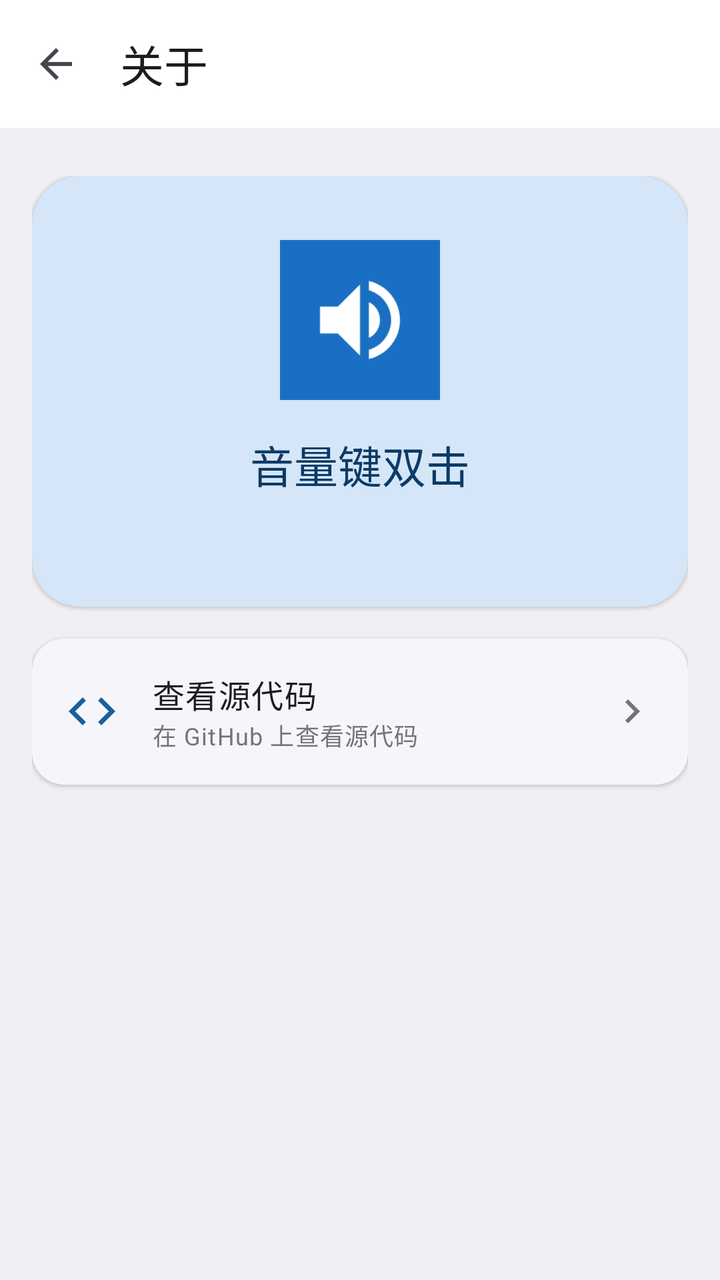
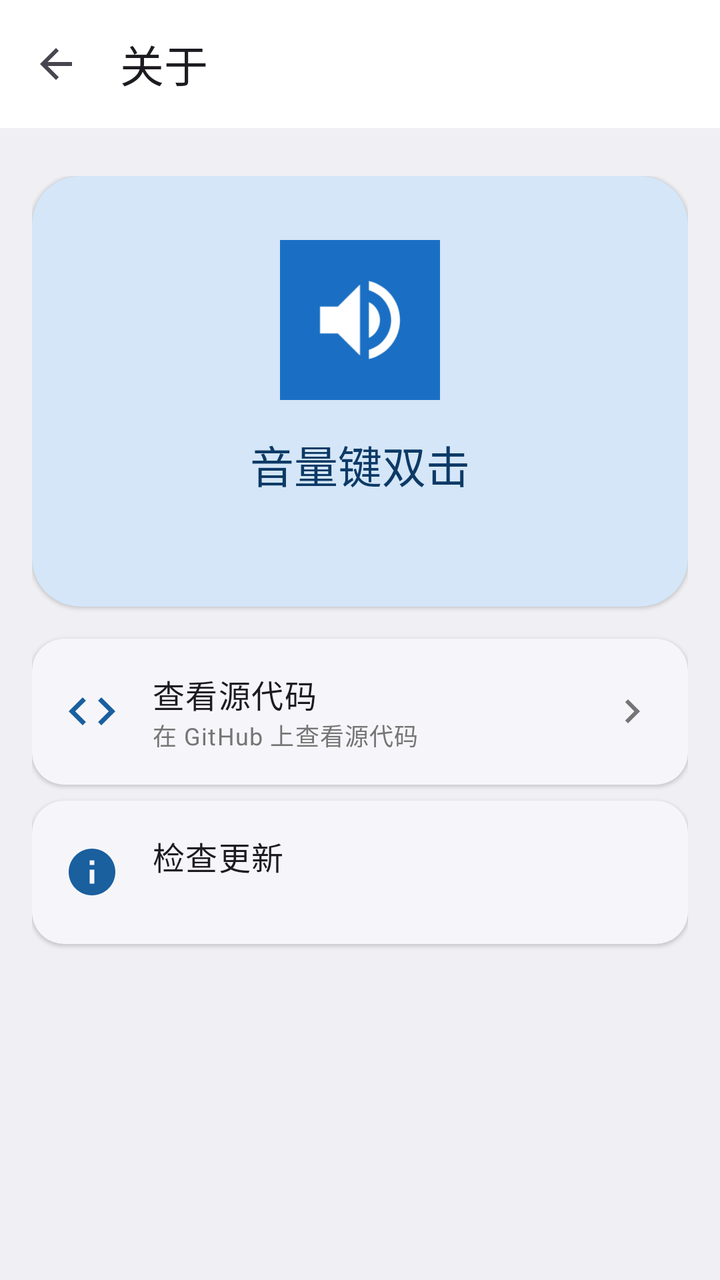

Compare the two renders of this Android layout. The source of the first and the diff that turns it into the second are given below.
<!-- AndroidManifest.xml: application theme Theme.VolKeyHook -->
<!-- res/layout/activity_about.xml -->
<?xml version="1.0" encoding="utf-8"?>
<androidx.coordinatorlayout.widget.CoordinatorLayout xmlns:android="http://schemas.android.com/apk/res/android"
    xmlns:app="http://schemas.android.com/apk/res-auto"
    android:layout_width="match_parent"
    android:layout_height="match_parent">

    <com.google.android.material.appbar.AppBarLayout
        android:layout_width="match_parent"
        android:layout_height="wrap_content"
        app:liftOnScroll="true">

        <com.google.android.material.appbar.MaterialToolbar
            android:id="@+id/toolbar"
            android:layout_width="match_parent"
            android:layout_height="?attr/actionBarSize"
            app:navigationIcon="?attr/homeAsUpIndicator"
            app:title="@string/menu_about"
            app:titleTextAppearance="?attr/textAppearanceTitleLarge" />
    </com.google.android.material.appbar.AppBarLayout>

    <androidx.core.widget.NestedScrollView
        android:layout_width="match_parent"
        android:layout_height="match_parent"
        app:layout_behavior="@string/appbar_scrolling_view_behavior">

        <LinearLayout
            android:layout_width="match_parent"
            android:layout_height="wrap_content"
            android:orientation="vertical"
            android:paddingHorizontal="16dp"
            android:paddingTop="24dp"
            android:paddingBottom="24dp">

            
            <com.google.android.material.card.MaterialCardView
                android:layout_width="match_parent"
                android:layout_height="wrap_content"
                android:layout_marginBottom="16dp"
                app:cardBackgroundColor="?attr/colorPrimaryContainer"
                app:cardCornerRadius="24dp">

                <LinearLayout
                    android:layout_width="match_parent"
                    android:layout_height="wrap_content"
                    android:gravity="center"
                    android:orientation="vertical"
                    android:padding="32dp">

                    <ImageView
                        android:layout_width="80dp"
                        android:layout_height="80dp"
                        android:layout_marginBottom="16dp"
                        android:contentDescription="@string/app_name"
                        android:src="@drawable/ic_launcher" />

                    <TextView
                        android:layout_width="wrap_content"
                        android:layout_height="wrap_content"
                        android:text="@string/app_name"
                        android:textAppearance="?attr/textAppearanceTitleLarge"
                        android:textColor="?attr/colorOnPrimaryContainer" />

                    <TextView
                        android:id="@+id/version_text"
                        android:layout_width="wrap_content"
                        android:layout_height="wrap_content"
                        android:layout_marginTop="4dp"
                        android:textAppearance="?attr/textAppearanceBodyMedium"
                        android:textColor="?attr/colorOnPrimaryContainer" />
                </LinearLayout>
            </com.google.android.material.card.MaterialCardView>

            
            <com.google.android.material.card.MaterialCardView
                android:id="@+id/card_source"
                android:layout_width="match_parent"
                android:layout_height="wrap_content"
                android:layout_marginBottom="8dp"
                android:clickable="true"
                android:focusable="true"
                app:cardCornerRadius="16dp"
                app:rippleColor="?attr/colorPrimary">

                <LinearLayout
                    android:layout_width="match_parent"
                    android:layout_height="wrap_content"
                    android:gravity="center_vertical"
                    android:orientation="horizontal"
                    android:padding="16dp">

                    <ImageView
                        android:layout_width="28dp"
                        android:layout_height="28dp"
                        android:layout_marginEnd="16dp"
                        android:contentDescription="@null"
                        android:src="@drawable/ic_code"
                        app:tint="?attr/colorPrimary" />

                    <LinearLayout
                        android:layout_width="0dp"
                        android:layout_height="wrap_content"
                        android:layout_weight="1"
                        android:orientation="vertical">

                        <TextView
                            android:layout_width="wrap_content"
                            android:layout_height="wrap_content"
                            android:text="@string/about_source"
                            android:textAppearance="?attr/textAppearanceBodyLarge" />

                        <TextView
                            android:layout_width="wrap_content"
                            android:layout_height="wrap_content"
                            android:text="@string/about_source_subtitle"
                            android:textAppearance="?attr/textAppearanceBodySmall"
                            android:textColor="?attr/colorOnSurfaceVariant" />
                    </LinearLayout>

                    <ImageView
                        android:layout_width="24dp"
                        android:layout_height="24dp"
                        android:contentDescription="@null"
                        android:src="@drawable/ic_chevron_right"
                        app:tint="?attr/colorOnSurfaceVariant" />
                </LinearLayout>
            </com.google.android.material.card.MaterialCardView>

        </LinearLayout>
    </androidx.core.widget.NestedScrollView>
</androidx.coordinatorlayout.widget.CoordinatorLayout>
<!-- resources referenced by this layout -->
<resources>
  <!-- drawable ic_chevron_right (drawable) -->
  <?xml version="1.0" encoding="utf-8"?>
  <vector xmlns:android="http://schemas.android.com/apk/res/android"
      android:width="24dp"
      android:height="24dp"
      android:viewportWidth="24"
      android:viewportHeight="24">
      <path
          android:fillColor="@android:color/white"
          android:pathData="M10,6L8.59,7.41 13.17,12l-4.58,4.59L10,18l6,-6z" />
  </vector>
  <!-- drawable ic_code (drawable) -->
  <?xml version="1.0" encoding="utf-8"?>
  <vector xmlns:android="http://schemas.android.com/apk/res/android"
      android:width="24dp"
      android:height="24dp"
      android:viewportWidth="24"
      android:viewportHeight="24"
      android:tint="?attr/colorOnSurface">
      <path
          android:fillColor="@android:color/white"
          android:pathData="M9.4,16.6L4.8,12l4.6,-4.6L8,6l-6,6 6,6 1.4,-1.4zM14.6,16.6l4.6,-4.6 -4.6,-4.6L16,6l6,6 -6,6 -1.4,-1.4z" />
  </vector>
  <string name="about_source">查看源代码</string>
  <string name="about_source_subtitle">在 GitHub 上查看源代码</string>
  <string name="app_name">音量键双击</string>
  <string name="menu_about">关于</string>
  <color name="primary">#1A5F9E</color>
  <color name="onPrimary">#FFFFFF</color>
  <color name="primaryContainer">#D4E6F7</color>
  <color name="onPrimaryContainer">#0D3A66</color>
  <color name="secondary">#5A6578</color>
  <color name="onSecondary">#FFFFFF</color>
  <color name="secondaryContainer">#E8EDF3</color>
  <color name="onSecondaryContainer">#2C3340</color>
  <color name="tertiary">#7B1FA2</color>
  <color name="onTertiary">#FFFFFF</color>
  <color name="tertiaryContainer">#F3E8F9</color>
  <color name="onTertiaryContainer">#3A0B52</color>
  <color name="error">#BA1A1A</color>
  <color name="onError">#FFFFFF</color>
  <color name="errorContainer">#FFDAD6</color>
  <color name="onErrorContainer">#410002</color>
  <color name="background">#F0F0F4</color>
  <color name="onBackground">#1A1A1A</color>
  <color name="surface">#FFFFFF</color>
  <color name="onSurface">#1A1A1A</color>
  <color name="surfaceVariant">#E5E5EA</color>
  <color name="onSurfaceVariant">#757575</color>
  <color name="surfaceContainerHighest">#E6E6EB</color>
  <color name="surfaceContainerHigh">#ECECF0</color>
  <color name="surfaceContainer">#F2F2F6</color>
  <color name="surfaceContainerLow">#F6F6FA</color>
  <color name="surfaceContainerLowest">#FFFFFF</color>
  <color name="outline">#8E8E93</color>
  <color name="outlineVariant">#E5E5EA</color>
  <!-- unchanged entries left out for length: 2 -->
</resources>

<!-- the commit's change to res/layout/activity_about.xml (unified diff, before → after) -->
@@ -125,6 +125,63 @@
                 </LinearLayout>
             </com.google.android.material.card.MaterialCardView>
 
+            
+            <com.google.android.material.card.MaterialCardView
+                android:id="@+id/card_check_update"
+                android:layout_width="match_parent"
+                android:layout_height="wrap_content"
+                android:layout_marginBottom="8dp"
+                android:clickable="true"
+                android:focusable="true"
+                app:cardCornerRadius="16dp"
+                app:rippleColor="?attr/colorPrimary">
+
+                <LinearLayout
+                    android:layout_width="match_parent"
+                    android:layout_height="wrap_content"
+                    android:gravity="center_vertical"
+                    android:orientation="horizontal"
+                    android:padding="16dp">
+
+                    <ImageView
+                        android:layout_width="28dp"
+                        android:layout_height="28dp"
+                        android:layout_marginEnd="16dp"
+                        android:contentDescription="@null"
+                        android:src="@drawable/ic_info"
+                        app:tint="?attr/colorPrimary" />
+
+                    <LinearLayout
+                        android:layout_width="0dp"
+                        android:layout_height="wrap_content"
+                        android:layout_weight="1"
+                        android:orientation="vertical">
+
+                        <TextView
+                            android:layout_width="wrap_content"
+                            android:layout_height="wrap_content"
+                            android:text="@string/about_check_update"
+                            android:textAppearance="?attr/textAppearanceBodyLarge" />
+
+                        <TextView
+                            android:id="@+id/update_status"
+                            android:layout_width="wrap_content"
+                            android:layout_height="wrap_content"
+                            android:textAppearance="?attr/textAppearanceBodySmall"
+                            android:textColor="?attr/colorOnSurfaceVariant" />
+                    </LinearLayout>
+
+                    <ImageView
+                        android:id="@+id/update_arrow"
+                        android:layout_width="24dp"
+                        android:layout_height="24dp"
+                        android:contentDescription="@null"
+                        android:src="@drawable/ic_chevron_right"
+                        android:visibility="gone"
+                        app:tint="?attr/colorOnSurfaceVariant" />
+                </LinearLayout>
+            </com.google.android.material.card.MaterialCardView>
+
         </LinearLayout>
     </androidx.core.widget.NestedScrollView>
 </androidx.coordinatorlayout.widget.CoordinatorLayout>
<!-- resource entries referenced after the edit -->
@@ -23,6 +23,19 @@
           android:fillColor="@android:color/white"
           android:pathData="M9.4,16.6L4.8,12l4.6,-4.6L8,6l-6,6 6,6 1.4,-1.4zM14.6,16.6l4.6,-4.6 -4.6,-4.6L16,6l6,6 -6,6 -1.4,-1.4z" />
   </vector>
+  <!-- drawable ic_info (drawable) -->
+  <?xml version="1.0" encoding="utf-8"?>
+  <vector xmlns:android="http://schemas.android.com/apk/res/android"
+      android:width="24dp"
+      android:height="24dp"
+      android:viewportWidth="24"
+      android:viewportHeight="24"
+      android:tint="?attr/colorOnSurface">
+      <path
+          android:fillColor="@android:color/white"
+          android:pathData="M12,2C6.48,2 2,6.48 2,12s4.48,10 10,10 10,-4.48 10,-10S17.52,2 12,2zM13,17h-2v-6h2v6zM13,9h-2L11,7h2v2z" />
+  </vector>
+  <string name="about_check_update">检查更新</string>
   <string name="about_source">查看源代码</string>
   <string name="about_source_subtitle">在 GitHub 上查看源代码</string>
   <string name="app_name">音量键双击</string>
